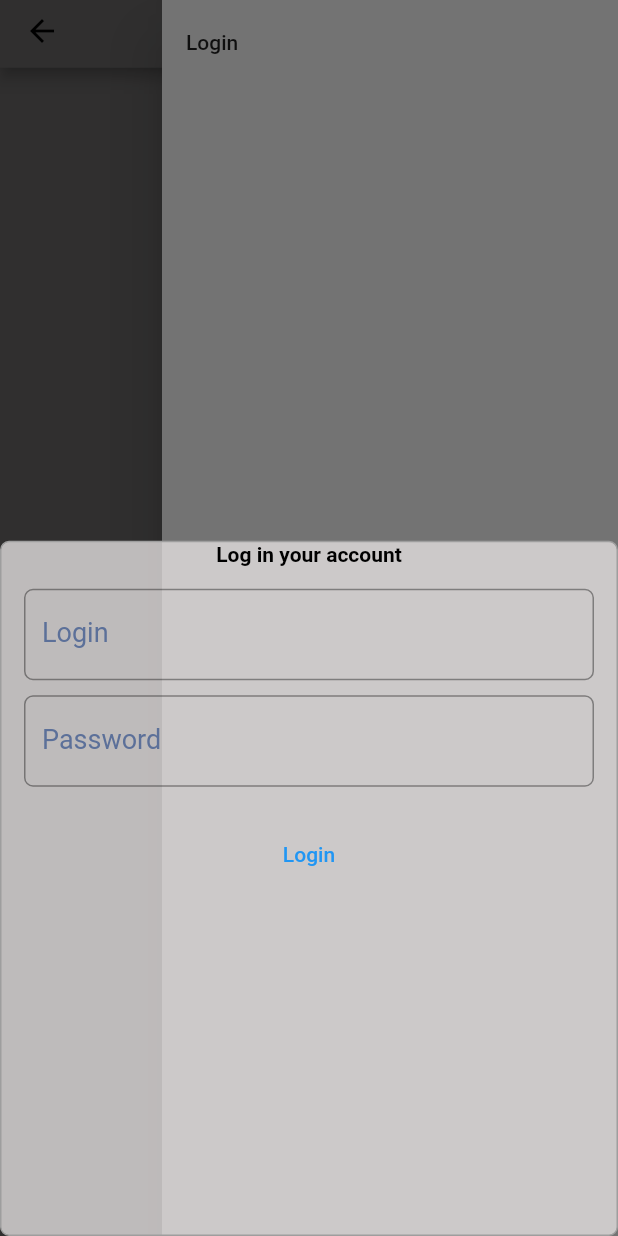
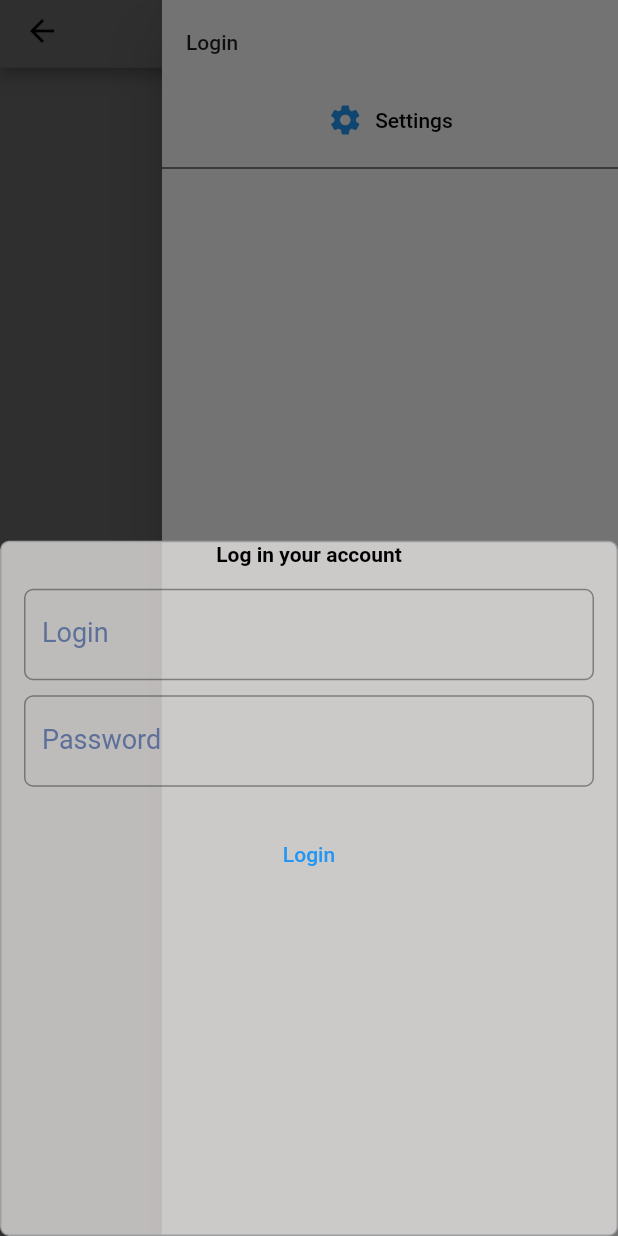
Before and after one commit to haophan1996/nextvoz, a Flutter app: the screen it shows after launch, in the side drawer, after a tap on "Login", on a phone screen of 412 x 824 dp. Run offline on Flutter 3.47's test engine with Material 2 defaults, Android fonts, the phone set to English and light mode, and no system bars; our stand-ins replace animated_text_kit, dio, expandable, extended_image, flutter_html, get and 5 more; missing offline and left inert: flutter_reaction_button; network calls fail; statements that could not run were skipped.

Commit message:
init language

```diff
--- a/lib/Page/NavigationDrawer/NaviDrawerController.dart
+++ b/lib/Page/NavigationDrawer/NaviDrawerController.dart
@@ -1,8 +1,11 @@
 import 'dart:convert';
 import 'package:flutter/cupertino.dart';
+import 'package:flutter_reaction_button/flutter_reaction_button.dart';
 import 'package:get/get.dart';
 import '../../GlobalController.dart';
 import 'package:http/http.dart' as http;
+
+import '../reuseWidget.dart';
 
 class NaviDrawerController extends GetxController {
   static NaviDrawerController get i => Get.find();
@@ -115,4 +118,9 @@ class NaviDrawerController extends GetxController {
       Get.toNamed("/ViewPage", arguments: [title, link]);
     });
   }
+
+  navigateToSetting(){
+    Get.back();
+    Get.toNamed('/Settings');
+  }
 }
--- /dev/null
+++ b/lib/Page/Settings/SettingsBinding.dart
@@ -0,0 +1,12 @@
+import 'package:get/get.dart';
+
+import 'SettingsController.dart';
+
+class SettingsBinding extends Bindings{
+  @override
+  void dependencies() {
+    // TODO: implement dependencies
+    Get.lazyPut<SettingsController>(() => SettingsController());
+  }
+
+}
--- /dev/null
+++ b/lib/Page/Settings/SettingsController.dart
@@ -0,0 +1,37 @@
+import 'package:flutter_reaction_button/flutter_reaction_button.dart';
+import 'package:get/get.dart';
+import 'package:vozforums/GlobalController.dart';
+import '../reuseWidget.dart';
+
+class SettingsController extends GetxController{
+  late int lang;
+
+  @override
+  Future<void> onInit() async{
+    // TODO: implement onInit
+    super.onInit();
+
+    if (GlobalController.i.userStorage.read('lang')==null){
+      await GlobalController.i.userStorage.write('lang', 0);
+      lang = 0;
+    } else {
+      lang = GlobalController.i.userStorage.read('lang');
+    }
+  }
+
+
+  setLang(int i) async{
+    await GlobalController.i.userStorage.write('lang', i);
+  }
+
+  final flagsReactions = [
+    Reaction(
+      previewIcon: builFlagsdPreviewIcon('assets/languages/en.png', 'English'),
+      icon: buildIcon('assets/languages/en.png'),
+    ),
+    Reaction(
+      previewIcon: builFlagsdPreviewIcon('assets/languages/vn.png', 'Tiếng Việt'),
+      icon: buildIcon('assets/languages/vn.png'),
+    ),
+  ];
+}
--- /dev/null
+++ b/lib/Page/languages.dart
@@ -0,0 +1,16 @@
+import 'package:get/get.dart';
+
+class Language extends Translations{
+  @override
+  // TODO: implement keys
+  Map<String, Map<String, String>> get keys => {
+
+    'en-US' : {
+
+    },
+    'vi-VN' : {
+
+    }
+  };
+
+}
--- a/lib/Page/reuseWidget.dart
+++ b/lib/Page/reuseWidget.dart
@@ -28,7 +28,7 @@ PreferredSize preferredSize(BuildContext context, String title) {
       ],
       bottom: PreferredSize(
         child: GetBuilder<GlobalController>(
-          builder: (controller){
+          builder: (controller) {
             return LinearProgressIndicator(
               value: controller.percentDownload,
               valueColor: AlwaysStoppedAnimation<Color>(Color(0xFF0CF301)),
@@ -52,8 +52,8 @@ PreferredSize preferredSize(BuildContext context, String title) {
 /// * [header11] - [header12] black/white color depends on Dark/light mode.
 /// * [header21] - [header22] grey color default.
 /// * [header3] orange color default.
-Widget blockItem(
-    BuildContext context, int index, String header11, String header12, String header21, String header22, String header3, Function onTap, Function onLongPress) {
+Widget blockItem(BuildContext context, int index, String header11, String header12, String header21, String header22, String header3, Function onTap,
+    Function onLongPress) {
   return Padding(
     padding: EdgeInsets.only(top: 1, left: 8),
     child: InkWell(
@@ -63,7 +63,7 @@ Widget blockItem(
       splashColor: Colors.red,
       splashFactory: InkRipple.splashFactory,
       onTap: () => onTap(),
-      onLongPress: ()=> onLongPress(),
+      onLongPress: () => onLongPress(),
       child: Ink(
         width: double.infinity,
         decoration: BoxDecoration(
@@ -121,6 +121,21 @@ Widget blockItem(
   );
 }
 
+Widget settings(BuildContext context){
+  return TextButton.icon(
+    onPressed: ()=> NaviDrawerController.i.navigateToSetting(),
+    icon: Icon(Icons.settings),
+    label: Text(
+      'Settings',
+      style: TextStyle(color: Theme.of(context).primaryColor),
+    ),
+  );
+}
+
+Widget textDrawer(Color color, double fontSize, String text, FontWeight fontWeight) {
+  return Text(text, maxLines: 1, overflow: TextOverflow.ellipsis, style: TextStyle(color: color,fontWeight: fontWeight,fontSize: fontSize));
+}
+
 Widget popUpWaiting(BuildContext context, String one, String two) {
   return Column(
     mainAxisAlignment: MainAxisAlignment.center,
@@ -141,7 +156,7 @@ Widget popUpWaiting(BuildContext context, String one, String two) {
   );
 }
 
-setDialog(BuildContext context, String textF, String textS){
+setDialog(BuildContext context, String textF, String textS) {
   return Get.defaultDialog(
       barrierDismissible: false,
       radius: 6,
--- a/lib/main.dart
+++ b/lib/main.dart
@@ -2,6 +2,8 @@ import 'package:flutter/cupertino.dart';
 import 'package:flutter/material.dart';
 import 'package:get/get.dart';
 import 'package:get_storage/get_storage.dart';
+import 'package:vozforums/Page/Settings/SettingsBinding.dart';
+import 'package:vozforums/Page/Settings/SettingsUI.dart';
 import 'package:vozforums/Page/UserProfile/UserProfileBinding.dart';
 import 'package:vozforums/Page/UserProfile/UserProfileUI.dart';
 import 'package:vozforums/Page/View/ViewBinding.dart';
@@ -9,6 +11,7 @@ import 'package:vozforums/Page/View/ViewUI.dart';
 import 'package:vozforums/Page/home/homeBinding.dart';
 import 'package:vozforums/Page/Thread/subThreadBinding.dart';
 import 'package:vozforums/Page/Thread/subThreadUI.dart';
+import 'package:vozforums/Page/languages.dart';
 import 'package:vozforums/theme.dart';
 import 'GlobalController.dart';
 import 'Page/NavigationDrawer/NaviDrawerController.dart';
@@ -29,6 +32,8 @@ class MyPage extends StatelessWidget {
       debugShowCheckedModeBanner: false,
       defaultTransition: Transition.cupertino,
       transitionDuration: Duration(milliseconds: 200),
+      translations: Language(),
+      locale: Get.deviceLocale,
       theme: Themes().lightTheme,
       darkTheme: Themes().darkTheme,
       initialRoute: "/HomePage",
@@ -37,6 +42,7 @@ class MyPage extends StatelessWidget {
         GetPage(name: "/ThreadPage", page: ()=> ThreadUI(), popGesture: true, binding: ThreadBinding(), maintainState: false),
         GetPage(name: "/ViewPage", page: ()=> ViewUI(), transition: Transition.rightToLeft,transitionDuration: Duration(milliseconds: 200),popGesture: true, binding: ViewBinding(), maintainState: false),
         GetPage(name: "/UserProfile", page: ()=> UserProfileUI(),popGesture: true, binding: UserProfileBinding(), maintainState: false),
+        GetPage(name: "/Settings", page: ()=> SettingsUI(),popGesture: true, binding: SettingsBinding(), transition: Transition.rightToLeft,transitionDuration: Duration(milliseconds: 200),maintainState: false),
       ],
     );
   }
--- a/pubspec.yaml
+++ b/pubspec.yaml
@@ -74,6 +74,7 @@ flutter:
     - assets/popo/
     - assets/popopo/
     - assets/reaction/
+    - assets/languages/
     - NoAvata.png
 
 
```
Also changed, not shown: lib/Page/NavigationDrawer/NaviDrawerUI.dart (+35 -23 lines), lib/Page/Settings/SettingsUI.dart (added, +41 -0 lines), assets/languages/en.png (added), assets/languages/vn.png (added), pubspec.lock. Lines whose indentation alone changed are shown as unchanged.
